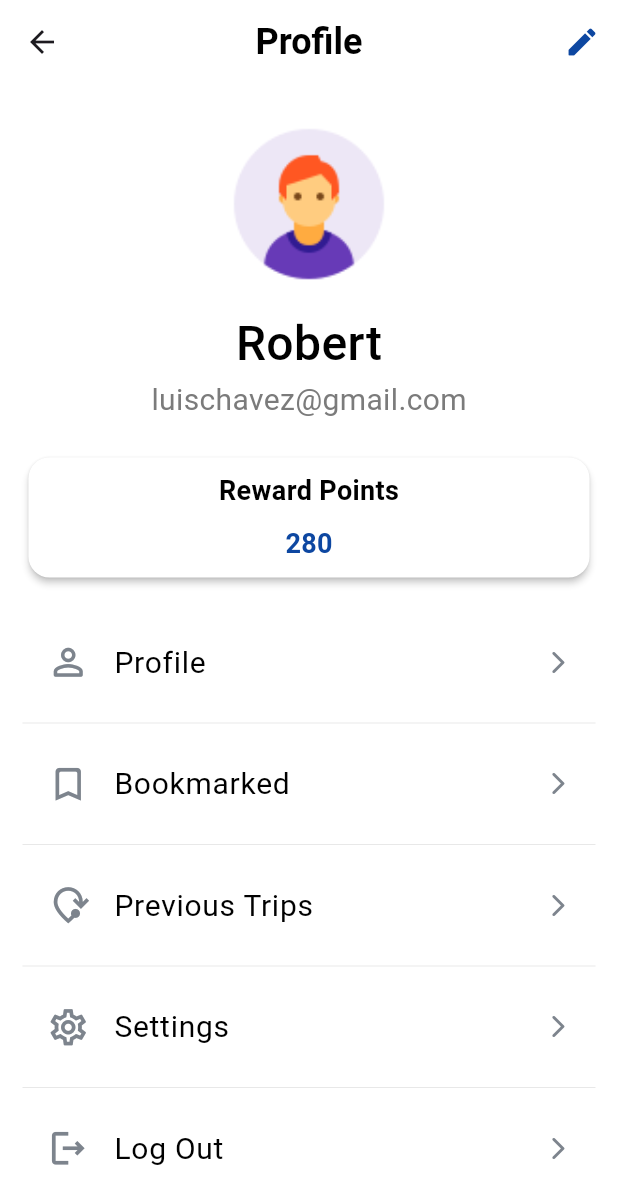
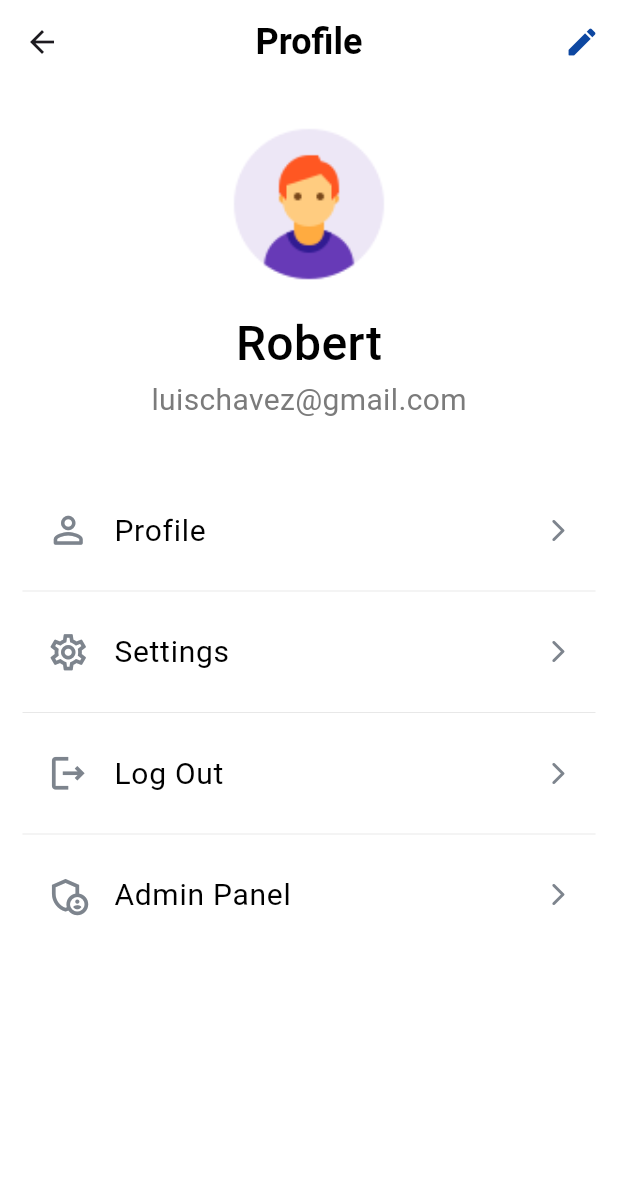
Before and after one commit to Pavito15/movilesProject, a Flutter app: the Profile screen opened directly, on a phone screen of 412 x 824 dp. Shown: the top 1204 px of the screen. Run offline on Flutter 3.47's test engine with Material 3 defaults, Android fonts, the phone set to English and light mode, and no system bars.

Commit message:
Primera version de admin panel

```diff
--- a/lib/models/productos.dart
+++ b/lib/models/productos.dart
@@ -1,5 +1,3 @@
-
-
 class Producto {
   const Producto({
     required this.id,
@@ -7,10 +5,12 @@ class Producto {
     required this.precio,
     required this.imagen,
     required this.descripcion,
+    this.stock, // Ahora es opcional
   });
   final int id;
   final String nombre;
   final double precio;
   final String imagen;
   final String descripcion;
+  final int? stock; // Declarado como nullable
 }
--- a/lib/screens/profile/edit_profile.dart
+++ b/lib/screens/profile/edit_profile.dart
@@ -44,7 +44,7 @@ class _EditProfileState extends State<EditProfile> {
               ),
             );
             Navigator.pop(context,
-                MaterialPageRoute(builder: (context) => const Profile()));
+                MaterialPageRoute(builder: (context) =>  Profile()));
           },
           textColor: Color(0xFF0D47A1),
           fontWeight: FontWeight.w800,
--- a/lib/screens/profile/profile.dart
+++ b/lib/screens/profile/profile.dart
@@ -8,6 +8,9 @@ import 'package:project_v1/widgets/menus/custom_app_bar.dart';
 import 'package:project_v1/widgets/menus/custom_menu_profile.dart';
 import 'package:project_v1/widgets/texts/customs_texts.dart';
 
+import 'package:project_v1/widgets/admin/admin_widget.dart';
+
+
 class Profile extends StatelessWidget {
   const Profile({super.key});
 
@@ -17,18 +20,6 @@ class Profile extends StatelessWidget {
       'leading': Icons.person_outline_rounded,
       'trailing': Icons.arrow_forward_ios_rounded,
       'destination': ProfileData()
-    },
-    {
-      'title': 'Bookmarked',
-      'leading': Icons.bookmark_outline_rounded,
-      'trailing': Icons.arrow_forward_ios_rounded,
-      'destination': Signin()
-    },
-    {
-      'title': 'Previous Trips',
-      'leading': Icons.mode_of_travel_outlined,
-      'trailing': Icons.arrow_forward_ios_rounded,
-      'destination': Signin()
     },
     {
       'title': 'Settings',
@@ -42,6 +33,12 @@ class Profile extends StatelessWidget {
       'trailing': Icons.arrow_forward_ios_rounded,
       'destination': Signin()
     },
+    {
+      'title': 'Admin Panel',
+      'leading': Icons.admin_panel_settings_outlined,
+      'trailing': Icons.arrow_forward_ios_rounded,
+      'destination': AdminWidget()
+    }
   ];
 
   @override
@@ -74,32 +71,6 @@ class Profile extends StatelessWidget {
               SizedBox(
                 height: 20.0,
               ),
-              Card(
-                shape: RoundedRectangleBorder(
-                  borderRadius: BorderRadius.circular(14),
-                ),
-                color: Colors.white,
-                elevation: 2,
-                child: SizedBox(
-                    width: double.infinity,
-                    height: 80.0,
-                    child: Column(
-                        mainAxisAlignment: MainAxisAlignment.spaceEvenly,
-                        children: [
-                          SubtitleText(
-                            text: "Reward Points",
-                            color: Colors.black,
-                            fontSize: 18,
-                            fontWeight: FontWeight.w600,
-                          ),
-                          SubtitleText(
-                            text: "280",
-                            color: Color(0xFF0D47A1),
-                            fontSize: 18,
-                            fontWeight: FontWeight.w700,
-                          ),
-                        ])),
-              ),
               SizedBox(
                 height: 20,
               ),
--- a/pubspec.yaml
+++ b/pubspec.yaml
@@ -103,3 +103,4 @@ flutter:
     - assets/images_icons/google_icon.png
     - assets/images_icons/avatar_men.png
     - assets/images_icons/avatar_women.png
+    - assets/imagenes_home/logocleorganic.png
```
Also changed, not shown: lib/widgets/admin/admin_add.dart (added, +157 -0 lines), lib/widgets/admin/admin_inventario.dart (added, +81 -0 lines), lib/widgets/admin/admin_widget.dart (added, +82 -0 lines), assets/imagenes_home/logocleorganic.png (added).
